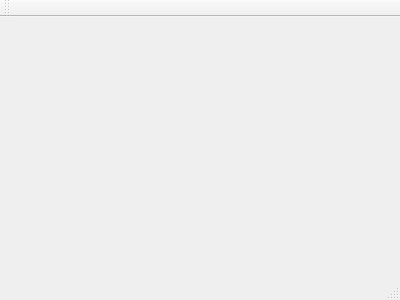
shengxiaoyi1993/cpp-qt, file distributed_image_stitch_system/server/src/view/mainwindow.ui: the form before one commit.
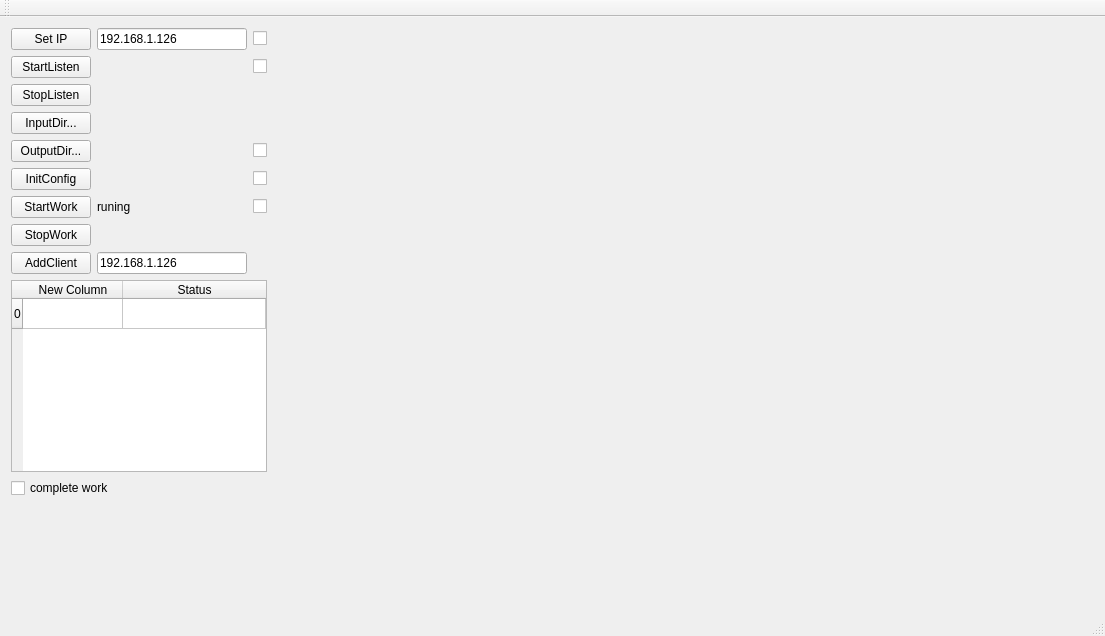
The form after the commit.

```diff
--- a/distributed_image_stitch_system/server/src/view/mainwindow.ui
+++ b/distributed_image_stitch_system/server/src/view/mainwindow.ui
@@ -1,24 +1,271 @@
 <ui version="4.0">
  <class>MainWindow</class>
- <widget class="QMainWindow" name="MainWindow" >
-  <property name="geometry" >
+ <widget class="QMainWindow" name="MainWindow">
+  <property name="geometry">
    <rect>
     <x>0</x>
     <y>0</y>
-    <width>400</width>
-    <height>300</height>
+    <width>1105</width>
+    <height>636</height>
    </rect>
   </property>
   <property name="windowTitle" >
    <string>MainWindow</string>
   </property>
-  <widget class="QMenuBar" name="menuBar" />
-  <widget class="QToolBar" name="mainToolBar" />
-  <widget class="QWidget" name="centralWidget" />
-  <widget class="QStatusBar" name="statusBar" />
+  <widget class="QWidget" name="centralWidget">
+   <layout class="QGridLayout" name="gridLayout_4">
+    <item row="0" column="0">
+     <layout class="QGridLayout" name="gridLayout_3" columnstretch="0,1">
+      <item row="0" column="1">
+       <widget class="QWidget" name="widget" native="true"/>
+      </item>
+      <item row="0" column="0">
+       <layout class="QGridLayout" name="gridLayout_2">
+        <item row="2" column="0">
+         <widget class="QTableWidget" name="tableWidget">
+          <attribute name="horizontalHeaderStretchLastSection">
+           <bool>true</bool>
+          </attribute>
+          <row>
+           <property name="text">
+            <string>0</string>
+           </property>
+          </row>
+          <column>
+           <property name="text">
+            <string>New Column</string>
+           </property>
+          </column>
+          <column>
+           <property name="text">
+            <string>Status</string>
+           </property>
+          </column>
+         </widget>
+        </item>
+        <item row="1" column="0">
+         <layout class="QGridLayout" name="gridLayout">
+          <item row="3" column="1">
+           <widget class="QLabel" name="label_input">
+            <property name="sizePolicy">
+             <sizepolicy hsizetype="Fixed" vsizetype="Fixed">
+              <horstretch>0</horstretch>
+              <verstretch>0</verstretch>
+             </sizepolicy>
+            </property>
+            <property name="maximumSize">
+             <size>
+              <width>200</width>
+              <height>16777215</height>
+             </size>
+            </property>
+            <property name="text">
+             <string/>
+            </property>
+           </widget>
+          </item>
+          <item row="5" column="0">
+           <widget class="QPushButton" name="pushButton_initconfig">
+            <property name="text">
+             <string>InitConfig</string>
+            </property>
+           </widget>
+          </item>
+          <item row="7" column="0">
+           <widget class="QPushButton" name="pushButton_stopwork">
+            <property name="text">
+             <string>StopWork</string>
+            </property>
+           </widget>
+          </item>
+          <item row="6" column="0">
+           <widget class="QPushButton" name="pushButton_startwork">
+            <property name="text">
+             <string>StartWork</string>
+            </property>
+           </widget>
+          </item>
+          <item row="4" column="0">
+           <widget class="QPushButton" name="pushButton_select_output_dir">
+            <property name="text">
+             <string>OutputDir...</string>
+            </property>
+           </widget>
+          </item>
+          <item row="0" column="0">
+           <widget class="QPushButton" name="pushButton_setip">
+            <property name="text">
+             <string>Set IP</string>
+            </property>
+           </widget>
+          </item>
+          <item row="1" column="0">
+           <widget class="QPushButton" name="pushButton_startlisten">
+            <property name="text">
+             <string>StartListen</string>
+            </property>
+           </widget>
+          </item>
+          <item row="2" column="0">
+           <widget class="QPushButton" name="pushButton_stoplisten">
+            <property name="text">
+             <string>StopListen</string>
+            </property>
+           </widget>
+          </item>
+          <item row="6" column="1">
+           <widget class="QLabel" name="label_status">
+            <property name="text">
+             <string>runing</string>
+            </property>
+           </widget>
+          </item>
+          <item row="4" column="1">
+           <widget class="QLabel" name="label_output">
+            <property name="sizePolicy">
+             <sizepolicy hsizetype="Fixed" vsizetype="Fixed">
+              <horstretch>0</horstretch>
+              <verstretch>0</verstretch>
+             </sizepolicy>
+            </property>
+            <property name="maximumSize">
+             <size>
+              <width>200</width>
+              <height>16777215</height>
+             </size>
+            </property>
+            <property name="text">
+             <string/>
+            </property>
+           </widget>
+          </item>
+          <item row="0" column="1">
+           <widget class="QLineEdit" name="lineEdit_ip">
+            <property name="sizePolicy">
+             <sizepolicy hsizetype="Fixed" vsizetype="Fixed">
+              <horstretch>0</horstretch>
+              <verstretch>0</verstretch>
+             </sizepolicy>
+            </property>
+            <property name="maximumSize">
+             <size>
+              <width>200</width>
+              <height>16777215</height>
+             </size>
+            </property>
+            <property name="text">
+             <string>192.168.1.126</string>
+            </property>
+           </widget>
+          </item>
+          <item row="8" column="0">
+           <widget class="QPushButton" name="pushButton_addclient">
+            <property name="text">
+             <string>AddClient</string>
+            </property>
+           </widget>
+          </item>
+          <item row="3" column="0">
+           <widget class="QPushButton" name="pushButton_select_inputdir">
+            <property name="text">
+             <string>InputDir...</string>
+            </property>
+           </widget>
+          </item>
+          <item row="0" column="2">
+           <widget class="QCheckBox" name="checkBox_status_ip">
+            <property name="text">
+             <string/>
+            </property>
+            <property name="checkable">
+             <bool>true</bool>
+            </property>
+           </widget>
+          </item>
+          <item row="1" column="2">
+           <widget class="QCheckBox" name="checkBox_status_lsten">
+            <property name="text">
+             <string/>
+            </property>
+           </widget>
+          </item>
+          <item row="4" column="2">
+           <widget class="QCheckBox" name="checkBox_status_dir">
+            <property name="text">
+             <string/>
+            </property>
+           </widget>
+          </item>
+          <item row="5" column="2">
+           <widget class="QCheckBox" name="checkBox_status_init">
+            <property name="text">
+             <string/>
+            </property>
+           </widget>
+          </item>
+          <item row="6" column="2">
+           <widget class="QCheckBox" name="checkBox_status_work">
+            <property name="text">
+             <string/>
+            </property>
+           </widget>
+          </item>
+          <item row="8" column="1">
+           <widget class="QLineEdit" name="lineEdit_clientip">
+            <property name="text">
+             <string>192.168.1.126</string>
+            </property>
+           </widget>
+          </item>
+         </layout>
+        </item>
+        <item row="4" column="0">
+         <spacer name="verticalSpacer">
+          <property name="orientation">
+           <enum>Qt::Vertical</enum>
+          </property>
+          <property name="sizeHint" stdset="0">
+           <size>
+            <width>20</width>
+            <height>40</height>
+           </size>
+          </property>
+         </spacer>
+        </item>
+        <item row="3" column="0">
+         <widget class="QCheckBox" name="checkBox_status_complete">
+          <property name="text">
+           <string>complete work</string>
+          </property>
+         </widget>
+        </item>
+       </layout>
+      </item>
+     </layout>
+    </item>
+   </layout>
+  </widget>
+  <widget class="QMenuBar" name="menuBar">
+   <property name="geometry">
+    <rect>
+     <x>0</x>
+     <y>0</y>
+     <width>1105</width>
+     <height>25</height>
+    </rect>
+   </property>
+  </widget>
+  <widget class="QToolBar" name="mainToolBar">
+   <attribute name="toolBarArea">
+    <enum>TopToolBarArea</enum>
+   </attribute>
+   <attribute name="toolBarBreak">
+    <bool>false</bool>
+   </attribute>
+  </widget>
+  <widget class="QStatusBar" name="statusBar"/>
  </widget>
- <layoutDefault spacing="6" margin="11" />
- <pixmapfunction></pixmapfunction>
+ <layoutdefault spacing="6" margin="11"/>
  <resources/>
  <connections/>
 </ui>
```
Left out of the diff: 3 changed lines with no effect on the pictures.
